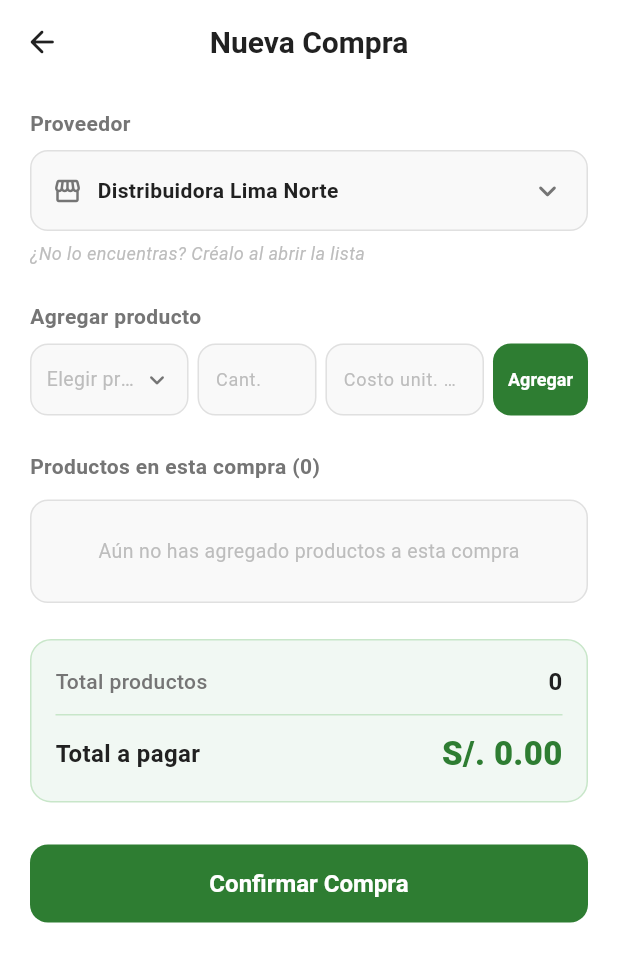
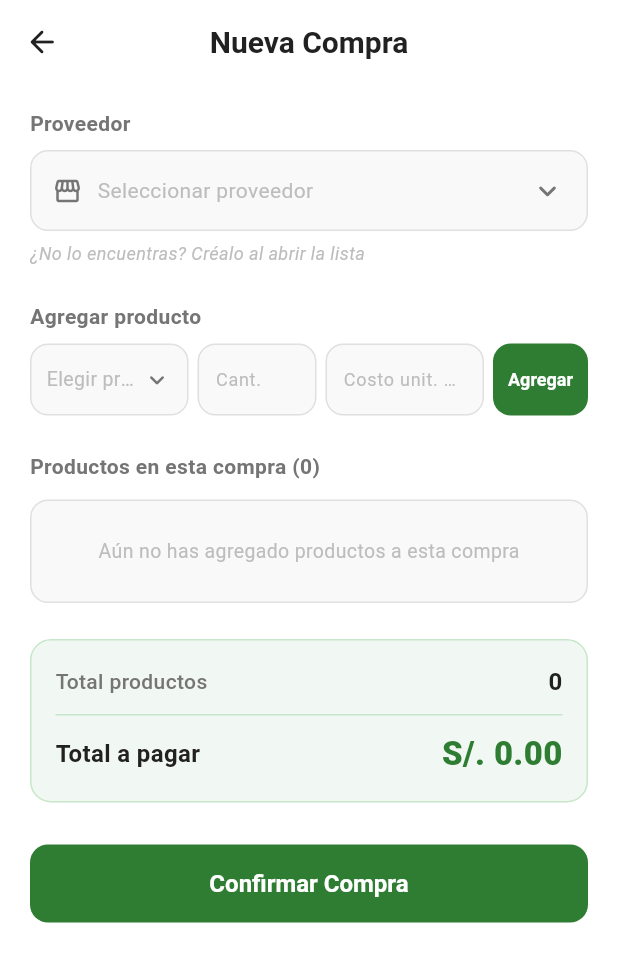
Before and after one commit to AlvaroJesusC/app-inventario-ventas, a Flutter app: the InventoryTab widget shown alone on an empty page, opened directly, after a tap on "Compras", after a tap on "Nueva Compra", on a phone screen of 412 x 824 dp. Shown: the top 962 px of the screen. Run offline on Flutter 3.47's test engine with Material 3 defaults, Android fonts, the phone set to English and light mode, and no system bars; our stand-ins replace cloud_firestore, firebase_auth, firebase_core; missing offline and left inert: mobile_scanner; accounts and stored records are empty.

Commit message:
correccion de errores menores, pantalla de inventario, servicio de proveedores a firestore

```diff
--- a/lib/screens/home/tabs/inventory_tab.dart
+++ b/lib/screens/home/tabs/inventory_tab.dart
@@ -2,8 +2,10 @@ import 'package:flutter/material.dart';
 import '../../../config/app_theme.dart';
 import '../../../models/product_model.dart';
 import '../../../models/purchase_model.dart';
+import '../../../models/supplier_model.dart';
 import '../../../services/product_service.dart';
 import '../../../services/purchase_service.dart';
+import '../../../services/supplier_service.dart';
 import '../../../widgets/product_card.dart';
 import '../../../widgets/inventory_filter_bottom_sheet.dart';
 import '../../inventory/add_product_screen.dart';
@@ -11,7 +13,7 @@ import '../../inventory/category_management_screen.dart';
 import '../../inventory/new_purchase_screen.dart';
 import '../home_screen.dart';
 
-/// Tab de Inventario — vista con sub-navegación entre [Productos] y [Compras]
+/// Tab de Inventario — vista con sub-navegación entre [Compras] y [Productos]
 /// Conectada a Cloud Firestore en tiempo real
 class InventoryTab extends StatefulWidget {
   const InventoryTab({super.key});
@@ -28,6 +30,7 @@ class InventoryTabState extends State<InventoryTab>
   final _searchController = TextEditingController();
   final _productService = ProductService();
   final _purchaseService = PurchaseService();
+  final _supplierService = SupplierService();
   String _searchQuery = '';
 
   // Filter & Sort State
@@ -345,6 +348,12 @@ class InventoryTabState extends State<InventoryTab>
 
   // ── PESTAÑA 2: COMPRAS (IMAGE 2) ───────────────────────
   Widget _buildPurchasesView() {
+    return StreamBuilder<List<SupplierModel>>(
+      stream: _supplierService.getSuppliersStream(),
+      builder: (context, supplierSnapshot) {
+        final suppliers = supplierSnapshot.data ?? [];
+        final supplierNames = {for (var s in suppliers) s.id: s.nombre};
+
         return StreamBuilder<List<PurchaseModel>>(
           stream: _purchaseService.getPurchasesStream(),
           builder: (context, snapshot) {
@@ -372,11 +381,16 @@ class InventoryTabState extends State<InventoryTab>
                               separatorBuilder: (ctx, i) => const SizedBox(height: 12),
                               itemBuilder: (ctx, index) {
                                 final purchase = purchases[index];
-                            return _buildPurchaseCard(purchase);
+                                final supplierName = (purchase.supplierId != null && supplierNames.containsKey(purchase.supplierId))
+                                    ? supplierNames[purchase.supplierId]!
+                                    : purchase.proveedor;
+                                return _buildPurchaseCard(purchase, currentSupplierName: supplierName);
                               },
                             ),
                 ),
               ],
+            );
+          },
         );
       },
     );
@@ -508,7 +522,7 @@ class InventoryTabState extends State<InventoryTab>
 
           const SizedBox(height: 14),
 
-          // ── SEGMENTED TOGGLE (Sub-tabs [Productos] | [Compras]) a Ancho Completo ──
+          // ── SEGMENTED TOGGLE (Sub-tabs [Compras] | [Productos]) a Ancho Completo ──
           Container(
             height: 48,
             width: double.infinity,
@@ -519,7 +533,49 @@ class InventoryTabState extends State<InventoryTab>
             ),
             child: Row(
               children: [
-                // Sub-tab 1: Productos
+                // Sub-tab 1: Compras
+                Expanded(
+                  child: GestureDetector(
+                    onTap: () {
+                      setState(() {
+                        _selectedSubTab = 1;
+                      });
+                    },
+                    child: AnimatedContainer(
+                      duration: const Duration(milliseconds: 200),
+                      decoration: BoxDecoration(
+                        color: _selectedSubTab == 1
+                            ? Colors.white
+                            : Colors.transparent,
+                        borderRadius: BorderRadius.circular(10),
+                        boxShadow: _selectedSubTab == 1
+                            ? [
+                                BoxShadow(
+                                  color: Colors.black.withValues(alpha: 0.06),
+                                  blurRadius: 4,
+                                  offset: const Offset(0, 2),
+                                ),
+                              ]
+                            : [],
+                      ),
+                      alignment: Alignment.center,
+                      child: Text(
+                        'Compras',
+                        style: TextStyle(
+                          fontSize: 14,
+                          fontWeight: _selectedSubTab == 1
+                              ? FontWeight.w700
+                              : FontWeight.w500,
+                          color: _selectedSubTab == 1
+                              ? AppTheme.textPrimary
+                              : AppTheme.textSecondary,
+                        ),
+                      ),
+                    ),
+                  ),
+                ),
+
+                // Sub-tab 2: Productos
                 Expanded(
                   child: GestureDetector(
                     onTap: () {
@@ -560,48 +616,6 @@ class InventoryTabState extends State<InventoryTab>
                     ),
                   ),
                 ),
-
-                // Sub-tab 2: Compras
-                Expanded(
-                  child: GestureDetector(
-                    onTap: () {
-                      setState(() {
-                        _selectedSubTab = 1;
-                      });
-                    },
-                    child: AnimatedContainer(
-                      duration: const Duration(milliseconds: 200),
-                      decoration: BoxDecoration(
-                        color: _selectedSubTab == 1
-                            ? Colors.white
-                            : Colors.transparent,
-                        borderRadius: BorderRadius.circular(10),
-                        boxShadow: _selectedSubTab == 1
-                            ? [
-                                BoxShadow(
-                                  color: Colors.black.withValues(alpha: 0.06),
-                                  blurRadius: 4,
-                                  offset: const Offset(0, 2),
-                                ),
-                              ]
-                            : [],
-                      ),
-                      alignment: Alignment.center,
-                      child: Text(
-                        'Compras',
-                        style: TextStyle(
-                          fontSize: 14,
-                          fontWeight: _selectedSubTab == 1
-                              ? FontWeight.w700
-                              : FontWeight.w500,
-                          color: _selectedSubTab == 1
-                              ? AppTheme.primaryGreen
-                              : AppTheme.textSecondary,
-                        ),
-                      ),
-                    ),
-                  ),
-                ),
               ],
             ),
           ),
@@ -611,7 +625,7 @@ class InventoryTabState extends State<InventoryTab>
   }
 
   // ── TARJETA DE COMPRA (RECREADA SEGÚN LA IMAGEN 2) ──
-  Widget _buildPurchaseCard(PurchaseModel purchase) {
+  Widget _buildPurchaseCard(PurchaseModel purchase, {required String currentSupplierName}) {
     // Formato de fecha corto (ej: 28 Jun 2026)
     final dateStr = '${purchase.fecha.day} ${_getMonthAbbr(purchase.fecha.month)} ${purchase.fecha.year}';
 
@@ -651,7 +665,7 @@ class InventoryTabState extends State<InventoryTab>
                         children: [
                           Expanded(
                             child: Text(
-                              purchase.proveedor,
+                              currentSupplierName,
                               style: const TextStyle(
                                 fontSize: 16,
                                 fontWeight: FontWeight.bold,
--- a/lib/screens/inventory/new_purchase_screen.dart
+++ b/lib/screens/inventory/new_purchase_screen.dart
@@ -64,12 +64,15 @@ class _NewPurchaseScreenState extends State<NewPurchaseScreen> {
       (suppliers) {
         if (mounted) {
           setState(() {
-            if (suppliers.isEmpty) {
-              _suppliers = SupplierService.defaultSuppliers;
-            } else {
-              _suppliers = suppliers;
-            }
-            if (_selectedSupplier == null && _suppliers.isNotEmpty) {
+            _suppliers = suppliers;
+            if (_selectedSupplier != null) {
+              final index = suppliers.indexWhere((s) => s.id == _selectedSupplier!.id);
+              if (index != -1) {
+                _selectedSupplier = suppliers[index];
+              } else {
+                _selectedSupplier = suppliers.isNotEmpty ? suppliers.first : null;
+              }
+            } else if (_suppliers.isNotEmpty) {
               _selectedSupplier = _suppliers.first;
             }
             _isLoading = false;
@@ -80,10 +83,7 @@ class _NewPurchaseScreenState extends State<NewPurchaseScreen> {
         debugPrint('Error cargando proveedores: $error');
         if (mounted) {
           setState(() {
-            _suppliers = SupplierService.defaultSuppliers;
-            if (_selectedSupplier == null && _suppliers.isNotEmpty) {
-              _selectedSupplier = _suppliers.first;
-            }
+            _suppliers = [];
             _isLoading = false;
           });
         }
--- a/lib/services/supplier_service.dart
+++ b/lib/services/supplier_service.dart
@@ -23,12 +23,4 @@ class SupplierService {
     final docRef = await _ref.add(supplier.toMap());
     return docRef.id;
   }
-
-  /// Proveedores por defecto (demo / fallback)
-  static List<SupplierModel> get defaultSuppliers => [
-    SupplierModel(id: 'sup_1', nombre: 'Distribuidora Lima Norte', telefono: '987654321', ruc: '20123456789'),
-    SupplierModel(id: 'sup_2', nombre: 'Comercial Abastece SAC', telefono: '912345678', ruc: '20987654321'),
-    SupplierModel(id: 'sup_3', nombre: 'Inversiones San Pedro SAC', telefono: '955443322', ruc: '20554433221'),
-    SupplierModel(id: 'sup_4', nombre: 'Bodega Don Pepe E.I.R.L.', telefono: '944332211', ruc: '20443322110'),
-  ];
 }
```
Lines whose indentation alone changed are shown as unchanged.
